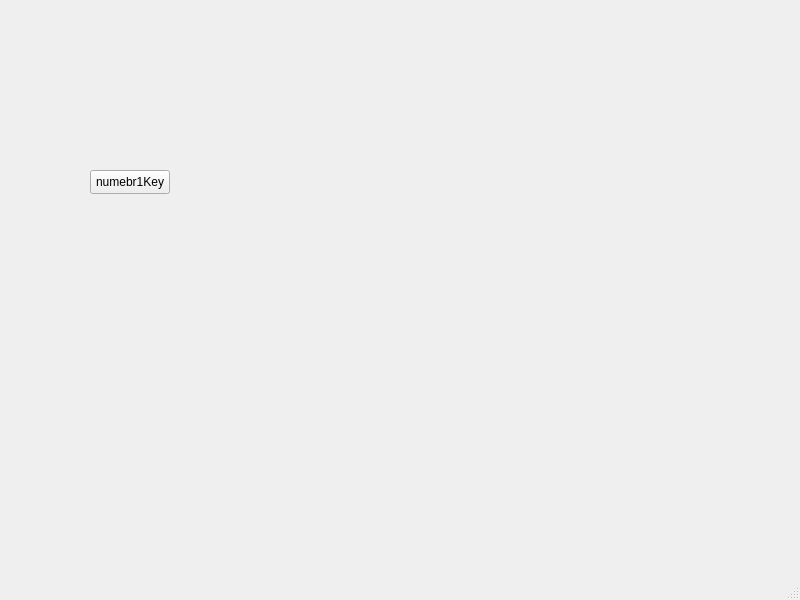
First picture: the form in keypad/mainwindow.ui, repository taunojokinen/pankkiautomaatti, before the edit.
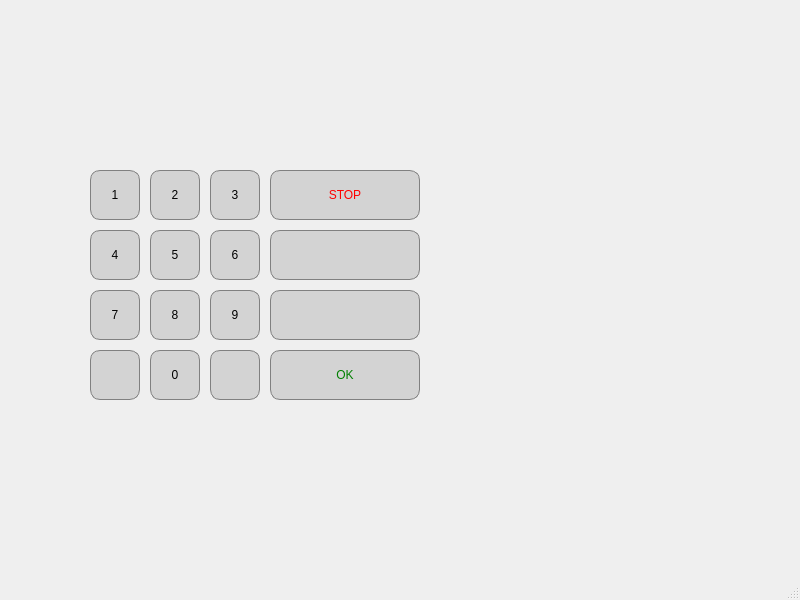
Second picture: the form after the edit.

```diff
--- a/keypad/mainwindow.ui
+++ b/keypad/mainwindow.ui
@@ -19,12 +19,481 @@
      <rect>
       <x>90</x>
       <y>170</y>
-      <width>80</width>
-      <height>24</height>
+      <width>50</width>
+      <height>50</height>
      </rect>
     </property>
+    <property name="maximumSize">
+     <size>
+      <width>16777215</width>
+      <height>16777215</height>
+     </size>
+    </property>
+    <property name="styleSheet">
+     <string notr="true">QPushButton
+{
+  border: 1px solid gray;
+  border-radius: 10px;
+  padding: 0 8px;
+  background: rgb(211,211,211);
+	font: 20pt &quot;Segoe UI&quot;;
+
+}</string>
+    </property>
     <property name="text">
-     <string>numebr1Key</string>
+     <string>1</string>
+    </property>
+   </widget>
+   <widget class="QPushButton" name="nr2Button">
+    <property name="geometry">
+     <rect>
+      <x>150</x>
+      <y>170</y>
+      <width>50</width>
+      <height>50</height>
+     </rect>
+    </property>
+    <property name="maximumSize">
+     <size>
+      <width>16777215</width>
+      <height>16777215</height>
+     </size>
+    </property>
+    <property name="styleSheet">
+     <string notr="true">QPushButton
+{
+  border: 1px solid gray;
+  border-radius: 10px;
+  padding: 0 8px;
+  background: rgb(211,211,211);
+	font: 20pt &quot;Segoe UI&quot;;
+
+}</string>
+    </property>
+    <property name="text">
+     <string>2</string>
+    </property>
+   </widget>
+   <widget class="QPushButton" name="nr3Button">
+    <property name="geometry">
+     <rect>
+      <x>210</x>
+      <y>170</y>
+      <width>50</width>
+      <height>50</height>
+     </rect>
+    </property>
+    <property name="maximumSize">
+     <size>
+      <width>16777215</width>
+      <height>16777215</height>
+     </size>
+    </property>
+    <property name="styleSheet">
+     <string notr="true">QPushButton
+{
+  border: 1px solid gray;
+  border-radius: 10px;
+  padding: 0 8px;
+  background: rgb(211,211,211);
+	font: 20pt &quot;Segoe UI&quot;;
+
+}</string>
+    </property>
+    <property name="text">
+     <string>3</string>
+    </property>
+   </widget>
+   <widget class="QPushButton" name="nr4Button">
+    <property name="geometry">
+     <rect>
+      <x>90</x>
+      <y>230</y>
+      <width>50</width>
+      <height>50</height>
+     </rect>
+    </property>
+    <property name="maximumSize">
+     <size>
+      <width>16777215</width>
+      <height>16777215</height>
+     </size>
+    </property>
+    <property name="styleSheet">
+     <string notr="true">QPushButton
+{
+  border: 1px solid gray;
+  border-radius: 10px;
+  padding: 0 8px;
+  background: rgb(211,211,211);
+	font: 20pt &quot;Segoe UI&quot;;
+
+}</string>
+    </property>
+    <property name="text">
+     <string>4</string>
+    </property>
+   </widget>
+   <widget class="QPushButton" name="nr5Button">
+    <property name="geometry">
+     <rect>
+      <x>150</x>
+      <y>230</y>
+      <width>50</width>
+      <height>50</height>
+     </rect>
+    </property>
+    <property name="maximumSize">
+     <size>
+      <width>16777215</width>
+      <height>16777215</height>
+     </size>
+    </property>
+    <property name="styleSheet">
+     <string notr="true">QPushButton
+{
+  border: 1px solid gray;
+  border-radius: 10px;
+  padding: 0 8px;
+  background: rgb(211,211,211);
+	font: 20pt &quot;Segoe UI&quot;;
+
+}</string>
+    </property>
+    <property name="text">
+     <string>5</string>
+    </property>
+   </widget>
+   <widget class="QPushButton" name="nr6Button">
+    <property name="geometry">
+     <rect>
+      <x>210</x>
+      <y>230</y>
+      <width>50</width>
+      <height>50</height>
+     </rect>
+    </property>
+    <property name="maximumSize">
+     <size>
+      <width>16777215</width>
+      <height>16777215</height>
+     </size>
+    </property>
+    <property name="styleSheet">
+     <string notr="true">QPushButton
+{
+  border: 1px solid gray;
+  border-radius: 10px;
+  padding: 0 8px;
+  background: rgb(211,211,211);
+	font: 20pt &quot;Segoe UI&quot;;
+
+}</string>
+    </property>
+    <property name="text">
+     <string>6</string>
+    </property>
+   </widget>
+   <widget class="QPushButton" name="nr7Button">
+    <property name="geometry">
+     <rect>
+      <x>90</x>
+      <y>290</y>
+      <width>50</width>
+      <height>50</height>
+     </rect>
+    </property>
+    <property name="maximumSize">
+     <size>
+      <width>16777215</width>
+      <height>16777215</height>
+     </size>
+    </property>
+    <property name="styleSheet">
+     <string notr="true">QPushButton
+{
+  border: 1px solid gray;
+  border-radius: 10px;
+  padding: 0 8px;
+  background: rgb(211,211,211);
+	font: 20pt &quot;Segoe UI&quot;;
+
+}</string>
+    </property>
+    <property name="text">
+     <string>7</string>
+    </property>
+   </widget>
+   <widget class="QPushButton" name="nr8Button">
+    <property name="geometry">
+     <rect>
+      <x>150</x>
+      <y>290</y>
+      <width>50</width>
+      <height>50</height>
+     </rect>
+    </property>
+    <property name="maximumSize">
+     <size>
+      <width>16777215</width>
+      <height>16777215</height>
+     </size>
+    </property>
+    <property name="styleSheet">
+     <string notr="true">QPushButton
+{
+  border: 1px solid gray;
+  border-radius: 10px;
+  padding: 0 8px;
+  background: rgb(211,211,211);
+	font: 20pt &quot;Segoe UI&quot;;
+
+}</string>
+    </property>
+    <property name="text">
+     <string>8</string>
+    </property>
+   </widget>
+   <widget class="QPushButton" name="nr9Button">
+    <property name="geometry">
+     <rect>
+      <x>210</x>
+      <y>290</y>
+      <width>50</width>
+      <height>50</height>
+     </rect>
+    </property>
+    <property name="maximumSize">
+     <size>
+      <width>16777215</width>
+      <height>16777215</height>
+     </size>
+    </property>
+    <property name="styleSheet">
+     <string notr="true">QPushButton
+{
+  border: 1px solid gray;
+  border-radius: 10px;
+  padding: 0 8px;
+  background: rgb(211,211,211);
+	font: 20pt &quot;Segoe UI&quot;;
+
+}</string>
+    </property>
+    <property name="text">
+     <string>9</string>
+    </property>
+   </widget>
+   <widget class="QPushButton" name="leftEmptyButton">
+    <property name="geometry">
+     <rect>
+      <x>90</x>
+      <y>350</y>
+      <width>50</width>
+      <height>50</height>
+     </rect>
+    </property>
+    <property name="maximumSize">
+     <size>
+      <width>16777215</width>
+      <height>16777215</height>
+     </size>
+    </property>
+    <property name="styleSheet">
+     <string notr="true">QPushButton
+{
+  border: 1px solid gray;
+  border-radius: 10px;
+  padding: 0 8px;
+  background: rgb(211,211,211);
+	font: 20pt &quot;Segoe UI&quot;;
+
+}</string>
+    </property>
+    <property name="text">
+     <string/>
+    </property>
+   </widget>
+   <widget class="QPushButton" name="nr0Button">
+    <property name="geometry">
+     <rect>
+      <x>150</x>
+      <y>350</y>
+      <width>50</width>
+      <height>50</height>
+     </rect>
+    </property>
+    <property name="maximumSize">
+     <size>
+      <width>16777215</width>
+      <height>16777215</height>
+     </size>
+    </property>
+    <property name="styleSheet">
+     <string notr="true">QPushButton
+{
+  border: 1px solid gray;
+  border-radius: 10px;
+  padding: 0 8px;
+  background: rgb(211,211,211);
+	font: 20pt &quot;Segoe UI&quot;;
+
+}</string>
+    </property>
+    <property name="text">
+     <string>0</string>
+    </property>
+   </widget>
+   <widget class="QPushButton" name="rightEmptyButton">
+    <property name="geometry">
+     <rect>
+      <x>210</x>
+      <y>350</y>
+      <width>50</width>
+      <height>50</height>
+     </rect>
+    </property>
+    <property name="maximumSize">
+     <size>
+      <width>16777215</width>
+      <height>16777215</height>
+     </size>
+    </property>
+    <property name="styleSheet">
+     <string notr="true">QPushButton
+{
+  border: 1px solid gray;
+  border-radius: 10px;
+  padding: 0 8px;
+  background: rgb(211,211,211);
+	font: 20pt &quot;Segoe UI&quot;;
+
+}</string>
+    </property>
+    <property name="text">
+     <string/>
+    </property>
+   </widget>
+   <widget class="QPushButton" name="stopButton">
+    <property name="geometry">
+     <rect>
+      <x>270</x>
+      <y>170</y>
+      <width>150</width>
+      <height>50</height>
+     </rect>
+    </property>
+    <property name="maximumSize">
+     <size>
+      <width>16777215</width>
+      <height>16777215</height>
+     </size>
+    </property>
+    <property name="styleSheet">
+     <string notr="true">QPushButton#stopButton
+
+{
+  border: 1px solid gray;
+  border-radius: 10px;
+  padding: 0 8px;
+  background: rgb(211,211,211);
+  font: 20pt &quot;Segoe UI&quot;;
+  color:red;
+
+}</string>
+    </property>
+    <property name="text">
+     <string>STOP</string>
+    </property>
+   </widget>
+   <widget class="QPushButton" name="upperEmptyButton">
+    <property name="geometry">
+     <rect>
+      <x>270</x>
+      <y>230</y>
+      <width>150</width>
+      <height>50</height>
+     </rect>
+    </property>
+    <property name="maximumSize">
+     <size>
+      <width>16777215</width>
+      <height>16777215</height>
+     </size>
+    </property>
+    <property name="styleSheet">
+     <string notr="true">QPushButton
+{
+  border: 1px solid gray;
+  border-radius: 10px;
+  padding: 0 8px;
+  background: rgb(211,211,211);
+	font: 20pt &quot;Segoe UI&quot;;
+
+}</string>
+    </property>
+    <property name="text">
+     <string/>
+    </property>
+   </widget>
+   <widget class="QPushButton" name="lowerEmptyButton">
+    <property name="geometry">
+     <rect>
+      <x>270</x>
+      <y>290</y>
+      <width>150</width>
+      <height>50</height>
+     </rect>
+    </property>
+    <property name="maximumSize">
+     <size>
+      <width>16777215</width>
+      <height>16777215</height>
+     </size>
+    </property>
+    <property name="styleSheet">
+     <string notr="true">QPushButton
+{
+  border: 1px solid gray;
+  border-radius: 10px;
+  padding: 0 8px;
+  background: rgb(211,211,211);
+	font: 20pt &quot;Segoe UI&quot;;
+
+}</string>
+    </property>
+    <property name="text">
+     <string/>
+    </property>
+   </widget>
+   <widget class="QPushButton" name="okButton">
+    <property name="geometry">
+     <rect>
+      <x>270</x>
+      <y>350</y>
+      <width>150</width>
+      <height>50</height>
+     </rect>
+    </property>
+    <property name="maximumSize">
+     <size>
+      <width>16777215</width>
+      <height>16777215</height>
+     </size>
+    </property>
+    <property name="styleSheet">
+     <string notr="true">QPushButton#okButton
+{
+  border: 1px solid gray;
+  border-radius: 10px;
+  padding: 0 8px;
+  background: rgb(211,211,211);
+  font: 20pt &quot;Segoe UI&quot;;
+  color:green;
+}</string>
+    </property>
+    <property name="text">
+     <string>OK</string>
     </property>
    </widget>
   </widget>
```
Left out of the diff: 2 changed lines with no effect on the pictures.
